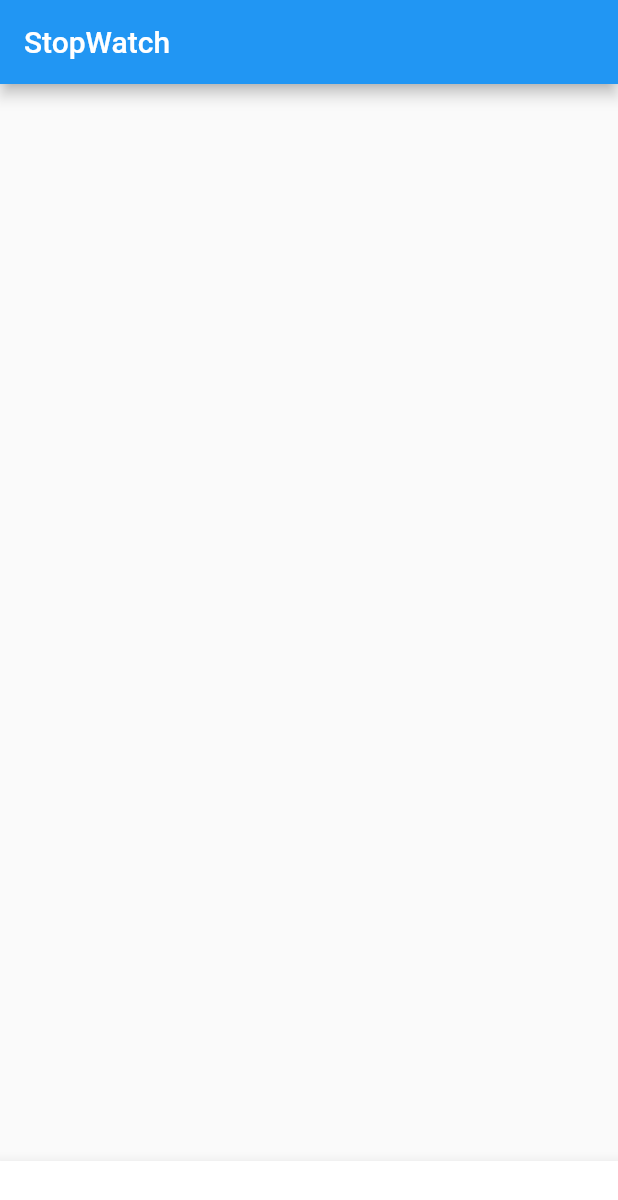
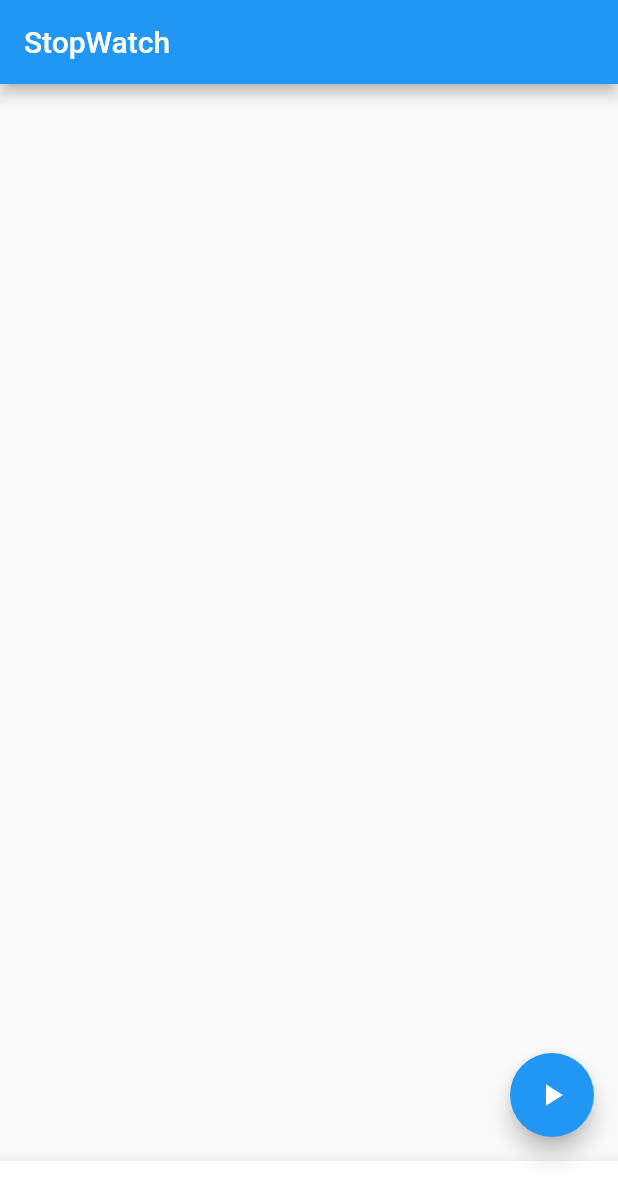
Before and after one commit to chihyeonWON/Stop-Watch, a Flutter app: the screen it shows after launch, on a phone screen of 412 x 824 dp. Shown: the top 1200 px of the screen. Run offline on Flutter 3.47's test engine with Material 2 defaults, Android fonts, the phone set to English and light mode, and no system bars.

Commit message:
시작 또는 일시정지 클릭 버튼 생성

```diff
--- a/lib/main.dart
+++ b/lib/main.dart
@@ -36,6 +36,17 @@ class _StopWatchPageState extends State<StopWatchPage> {
           height:50.0,
         ),
       ),
+      floatingActionButton: FloatingActionButton(
+        onPressed: () => setState(() {
+          _clickButton();
+        }),
+        child:Icon(Icons.play_arrow),
+      ),
     );
   }
 }
+
+// 시작 또는 일시정지 버튼 클릭
+void _clickButton() {
+
+}
```
